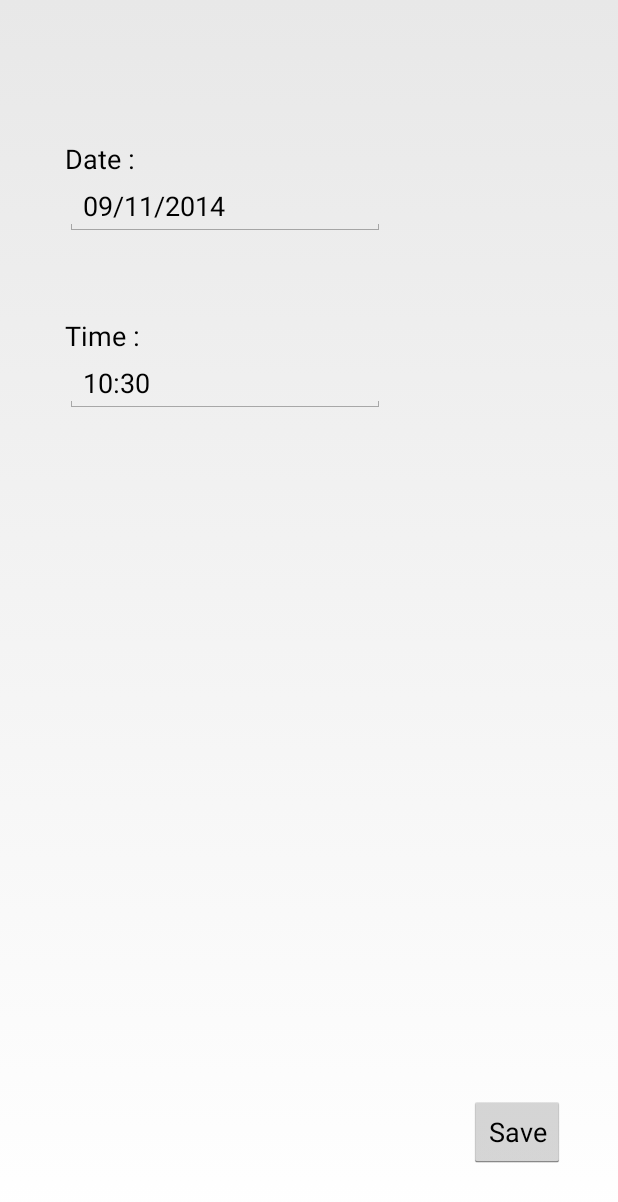
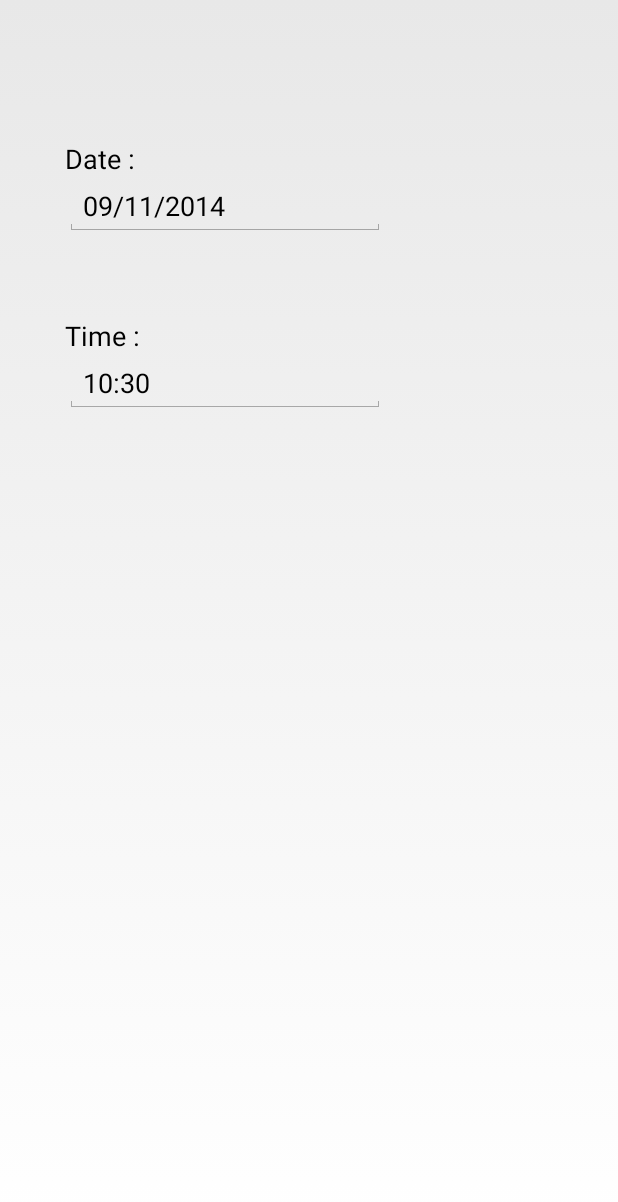
Before and after one commit to Bre-Works/DreamyFront-v02, an Android app: the ToDoDetail screen opened directly, with no data from a screen before it, on a phone screen of 412 x 824 dp. Shown: the top 1202 px of the screen. Run offline under Robolectric (Android 15) with nearby library versions, the phone set to English and light mode, and no system bars.

Commit message:
Remove unnecessary codes and ui

```diff
--- a/app/src/main/java/com/breworks/dreamy/ToDoList.java
+++ b/app/src/main/java/com/breworks/dreamy/ToDoList.java
@@ -43,7 +43,6 @@ public class ToDoList extends Activity {
 
     ArrayList<CheckBox> checkBoxes = new ArrayList<CheckBox>();
     ArrayList<EditText> textFields = new ArrayList<EditText>();
-    ArrayList<Integer> dreamIDs = new ArrayList<Integer>();
 
     Button btnClear;
     TableLayout table;
--- a/app/src/main/res/layout/tododetails_form.xml
+++ b/app/src/main/res/layout/tododetails_form.xml
@@ -29,17 +29,6 @@
         android:layout_alignStart="@+id/textView"
         android:layout_marginTop="93dp" />
 
-    <Button
-        android:layout_width="wrap_content"
-        android:layout_height="wrap_content"
-        android:text="Save"
-        android:id="@+id/button"
-        android:layout_alignParentBottom="true"
-        android:layout_alignParentRight="true"
-        android:layout_alignParentEnd="true"
-        android:layout_marginRight="35dp"
-        android:layout_marginBottom="45dp"/>
-
     <EditText
         android:layout_width="wrap_content"
         android:layout_height="wrap_content"
```
Also changed, not shown: app/src/main/res/layout/activity_main.xml (+0 -11 lines).
